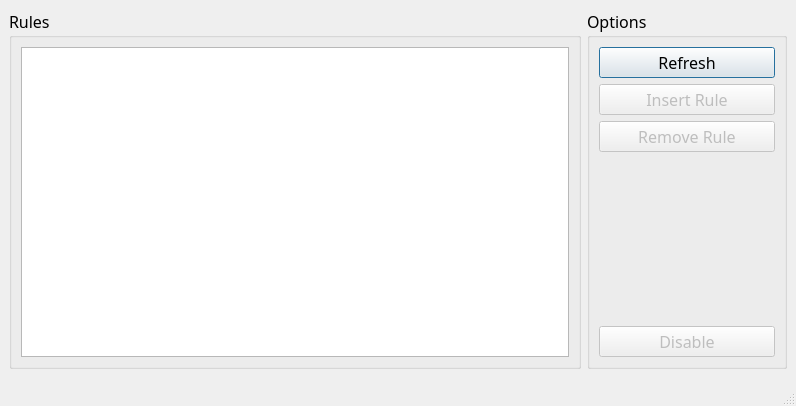
First picture: the form in modules/windowFirewall.ui, repository bcavlin/onering, before the edit.
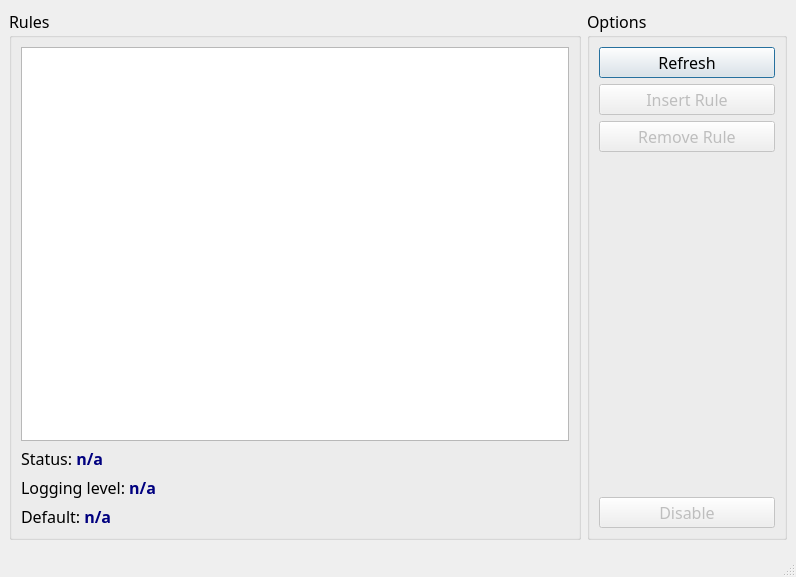
Second picture: the form after the edit.

Commit message: Splitting firewall rules

Diff of the .ui file:
```diff
--- a/modules/windowFirewall.ui
+++ b/modules/windowFirewall.ui
@@ -10,7 +10,7 @@
     <x>0</x>
     <y>0</y>
     <width>796</width>
-    <height>406</height>
+    <height>577</height>
    </rect>
   </property>
   <property name="font">
@@ -80,6 +80,30 @@
            </property>
           </widget>
          </item>
+         <item>
+          <widget class="QLabel" name="label_status">
+           <property name="text">
+            <string>&lt;html&gt;&lt;head/&gt;&lt;body&gt;&lt;p&gt;Status: &lt;span style=&quot; font-weight:600; color:#00007f;&quot;&gt;n/a&lt;/span&gt;&lt;/p&gt;&lt;/body&gt;&lt;/html&gt;</string>
+           </property>
+           <property name="textFormat">
+            <enum>Qt::AutoText</enum>
+           </property>
+          </widget>
+         </item>
+         <item>
+          <widget class="QLabel" name="label_logging">
+           <property name="text">
+            <string>&lt;html&gt;&lt;head/&gt;&lt;body&gt;&lt;p&gt;Logging level: &lt;span style=&quot; font-weight:600; color:#00007f;&quot;&gt;n/a&lt;/span&gt;&lt;/p&gt;&lt;/body&gt;&lt;/html&gt;</string>
+           </property>
+          </widget>
+         </item>
+         <item>
+          <widget class="QLabel" name="label_default">
+           <property name="text">
+            <string>&lt;html&gt;&lt;head/&gt;&lt;body&gt;&lt;p&gt;Default: &lt;span style=&quot; font-weight:600; color:#00007f;&quot;&gt;n/a&lt;/span&gt;&lt;/p&gt;&lt;/body&gt;&lt;/html&gt;</string>
+           </property>
+          </widget>
+         </item>
         </layout>
        </widget>
       </item>
```
The commit also changes 6 other files.
